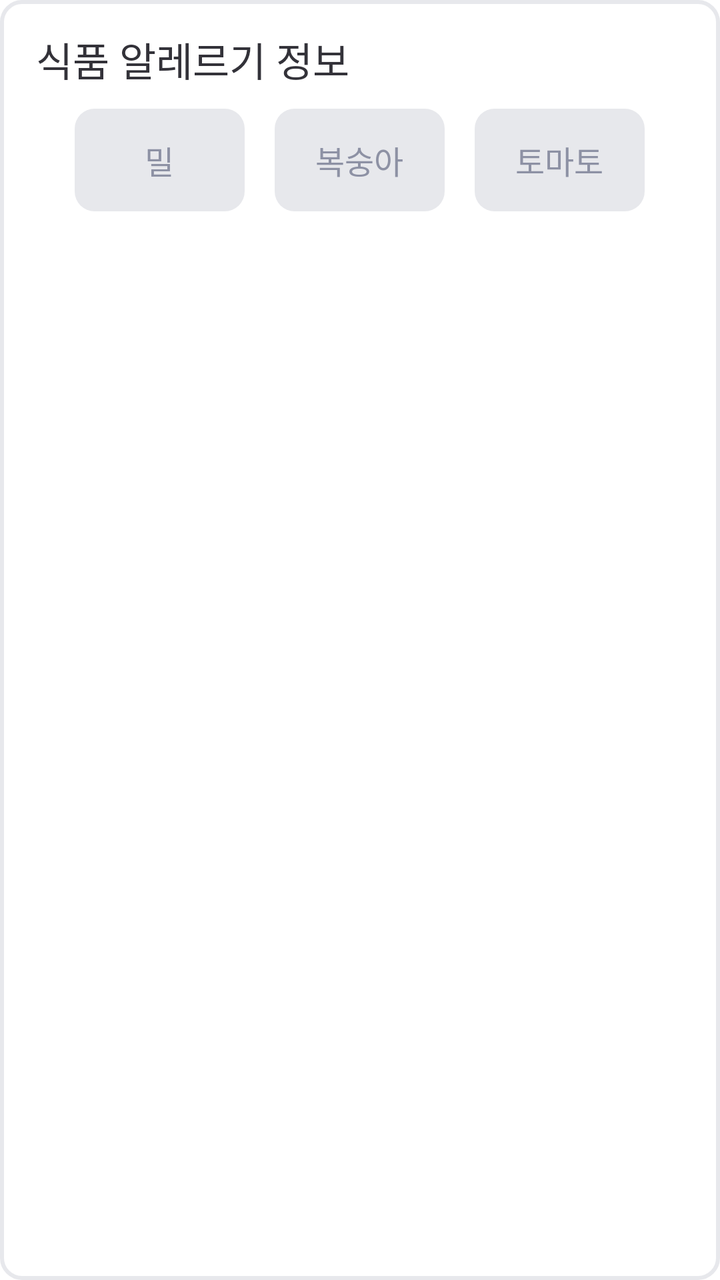
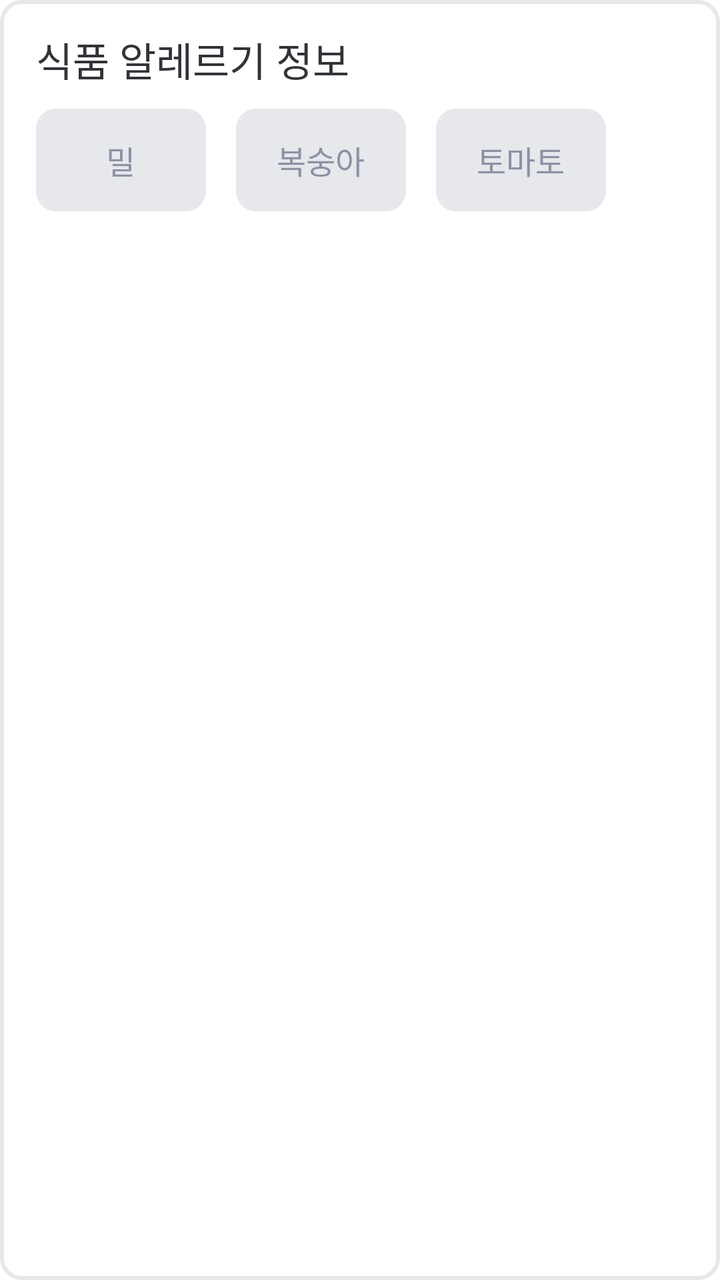

Screens rendered from an Android XML layout before and after an edit, with the pre-edit source and the edit as a unified diff.
<!-- AndroidManifest.xml: application theme Theme.BeYourEyes -->
<!-- res/layout/fragment_result_alg.xml -->
<?xml version="1.0" encoding="utf-8"?>
<LinearLayout xmlns:android="http://schemas.android.com/apk/res/android"
    xmlns:app="http://schemas.android.com/apk/res-auto"
    xmlns:tools="http://schemas.android.com/tools"
    android:layout_width="320dp"
    android:layout_height="wrap_content"
    android:background="@drawable/shape_result_fragment_background_white_stroke_10"
    android:orientation="vertical"
    android:paddingVertical="15dp"
    android:paddingHorizontal="18dp"
    tools:context=".ResultAlgFragment">

    


    <TextView
        android:id="@+id/textView5"
        android:layout_width="match_parent"
        android:layout_height="wrap_content"
        android:fontFamily="@font/wanted_sans_bold"
        android:text="@string/algResultText"
        android:textColor="@color/gray_950"
        android:textSize="20sp" />

    <com.google.android.material.chip.ChipGroup
        android:id="@+id/result_alg_chipGroup"
        android:layout_width="285dp"
        android:layout_height="wrap_content"
        android:layout_gravity="center"
        android:layout_marginHorizontal="0dp"
        android:layout_marginTop="10dp"
        android:foregroundGravity="center"
        app:chipSpacing="15dp"
        app:chipSpacingHorizontal="15dp">

        
        <com.google.android.material.chip.Chip
            style="@style/AllergyChip"
            android:layout_width="85dp"
            android:layout_height="wrap_content"
            android:text="@string/allergy_wheat"
            android:textAlignment="center"
            android:textAppearance="@style/chipText"
            app:chipMinTouchTargetSize="0dp" />

        <com.google.android.material.chip.Chip
            style="@style/AllergyChip"
            android:layout_width="85dp"
            android:layout_height="wrap_content"
            android:text="@string/allergy_peach"
            android:textAlignment="center"
            android:textAppearance="@style/chipText"
            app:chipMinTouchTargetSize="0dp" />

        <com.google.android.material.chip.Chip
            style="@style/AllergyChip"
            android:layout_width="85dp"
            android:layout_height="wrap_content"
            android:text="@string/allergy_tomato"
            android:textAlignment="center"
            android:textAppearance="@style/chipText"
            app:chipMinTouchTargetSize="0dp" />


    </com.google.android.material.chip.ChipGroup>


</LinearLayout>
<!-- resources referenced by this layout -->
<resources>
  <color name="gray_950">#333239</color>
  <!-- drawable shape_result_fragment_background_white_stroke_10 (drawable) -->
  <?xml version="1.0" encoding="utf-8"?>
  <shape xmlns:android="http://schemas.android.com/apk/res/android">
      <solid android:color="@color/white" /> 
      <stroke android:color="@color/gray_100" android:width="2dp" />
      <size android:width="60dp" android:height="60dp" /> 
      <corners android:radius="10dp" /> 
  </shape>
  <string name="algResultText">식품 알레르기 정보</string>
  <string name="allergy_peach">복숭아</string>
  <string name="allergy_tomato">토마토</string>
  <string name="allergy_wheat">밀</string>
  <style name="AllergyChip" parent="@style/Widget.MaterialComponents.Chip.Choice">
          <item name="chipStrokeWidth">2dp</item>
          <item name="chipBackgroundColor">@color/allergy_chip_background_color</item>
          <item name="chipStrokeColor">@color/chip_stroke_color</item>
          <item name="android:textColor">@color/allergy_chip_text_color</item>
          <item name="chipCornerRadius">10dp</item>
      </style>
  <style name="chipText" parent="TextAppearance.MaterialComponents.Chip">
          <item name="android:fontFamily">@font/wanted_sans_semi_bold</item>
          <item name="android:textColor">@color/gray_500</item>
          <item name="android:textSize">16sp</item>
      </style>
  <style name="Theme.BeYourEyes" parent="Theme.MaterialComponents.Light.NoActionBar">
          
          <item name="colorPrimary">@color/blue_500</item>
          <item name="colorPrimaryVariant">@color/blue_700</item>
          <item name="colorOnPrimary">@color/white</item>
          
          <item name="colorSecondary">@color/teal_200</item>
          <item name="colorSecondaryVariant">@color/teal_700</item>
          <item name="colorOnSecondary">@color/black</item>
          
          <item name="android:statusBarColor">@color/gray_50</item>
          <item name="android:windowLightStatusBar">true</item>
          <item name="android:navigationBarColor">@color/gray_50</item>
          
          <item name="chipStyle">@style/TextChipStyle</item>
      </style>
  <color name="white">#FFFFFF</color>
  <color name="gray_100">#E7E8EC</color>
  <color name="gray_500">#8D91A4</color>
  <color name="blue_500">#3379FE</color>
  <color name="blue_700">#1543E0</color>
  <color name="teal_200">#FF03DAC5</color>
  <color name="teal_700">#FF018786</color>
  <color name="black">#FF000000</color>
  <color name="gray_50">#F6F7F8</color>
  <style name="TextChipStyle" parent="Widget.MaterialComponents.Chip.Choice">
          <item name="chipCornerRadius">10dp</item>
          <item name="chipMinHeight">58dp</item>
          <item name="chipBackgroundColor">@color/chip_bg_color</item>
          <item name="android:textColor">@color/chip_text_color</item>
          <item name="chipStrokeColor">@color/chip_stroke_color</item>
          <item name="chipStrokeWidth">2dp</item>
          <item name="android:textAlignment">center</item>
          <item name="fontFamily">@font/wanted_sans_semi_bold</item>
          <item name="android:textSize">16sp</item>
          <item name="android:paddingTop">14dp</item>
          <item name="android:paddingBottom">14dp</item>
      </style>
</resources>

<!-- the commit's change to res/layout/fragment_result_alg.xml (unified diff, before → after) -->
@@ -2,13 +2,12 @@
 <LinearLayout xmlns:android="http://schemas.android.com/apk/res/android"
     xmlns:app="http://schemas.android.com/apk/res-auto"
     xmlns:tools="http://schemas.android.com/tools"
-    android:layout_width="320dp"
+    android:layout_width="match_parent"
     android:layout_height="wrap_content"
     android:background="@drawable/shape_result_fragment_background_white_stroke_10"
     android:orientation="vertical"
     android:paddingVertical="15dp"
-    android:paddingHorizontal="18dp"
-    tools:context=".ResultAlgFragment">
+    android:paddingHorizontal="18dp">
 
     
 
@@ -24,7 +23,7 @@
 
     <com.google.android.material.chip.ChipGroup
         android:id="@+id/result_alg_chipGroup"
-        android:layout_width="285dp"
+        android:layout_width="match_parent"
         android:layout_height="wrap_content"
         android:layout_gravity="center"
         android:layout_marginHorizontal="0dp"
